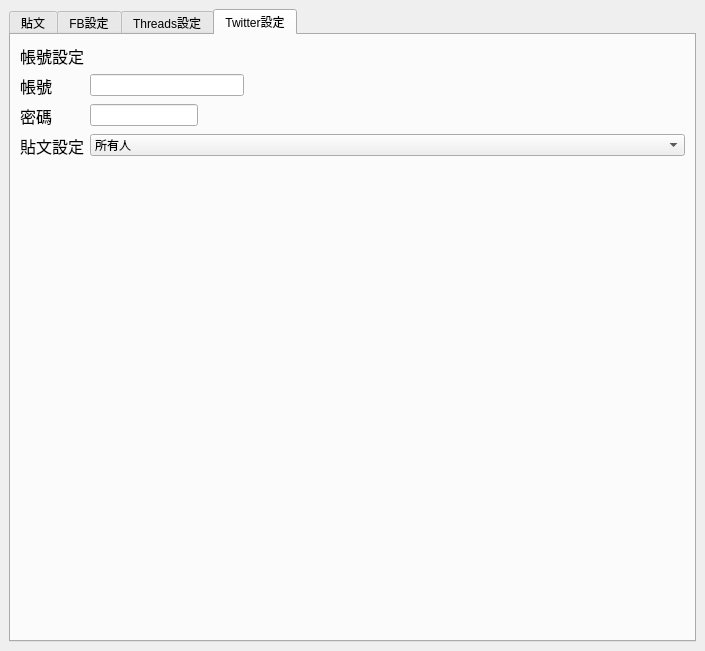
Qt form ui.ui (kn741/autoPosting) before a commit.
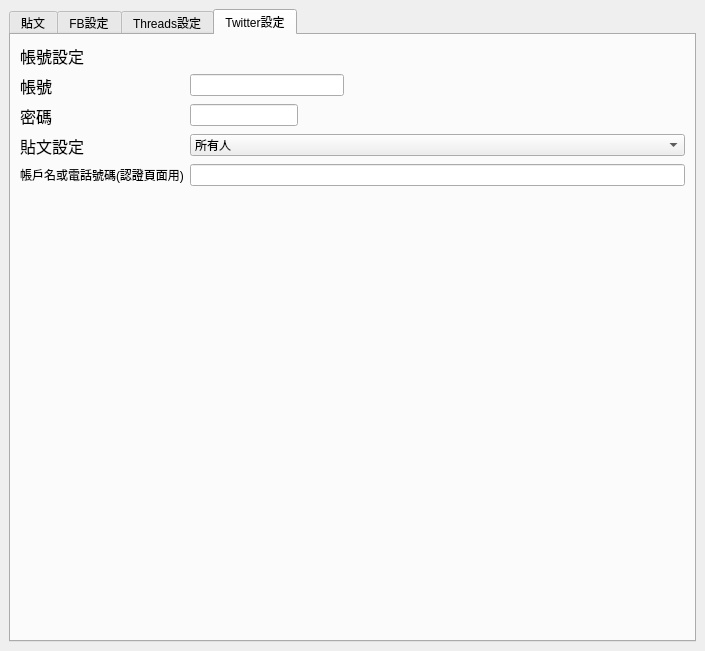
The same form after that commit. The open tabs and pages were chosen to show the change.

What changed in the file:
```diff
--- a/ui.ui
+++ b/ui.ui
@@ -629,6 +629,16 @@
               </property>
              </widget>
             </item>
+            <item row="5" column="0">
+             <widget class="QLabel" name="label_8">
+              <property name="text">
+               <string>帳戶名或電話號碼(認證頁面用)</string>
+              </property>
+             </widget>
+            </item>
+            <item row="5" column="1">
+             <widget class="QLineEdit" name="twitterVerify"/>
+            </item>
            </layout>
           </item>
          </layout>
```
Left out of the diff: 2 changed lines with no effect on the pictures.
